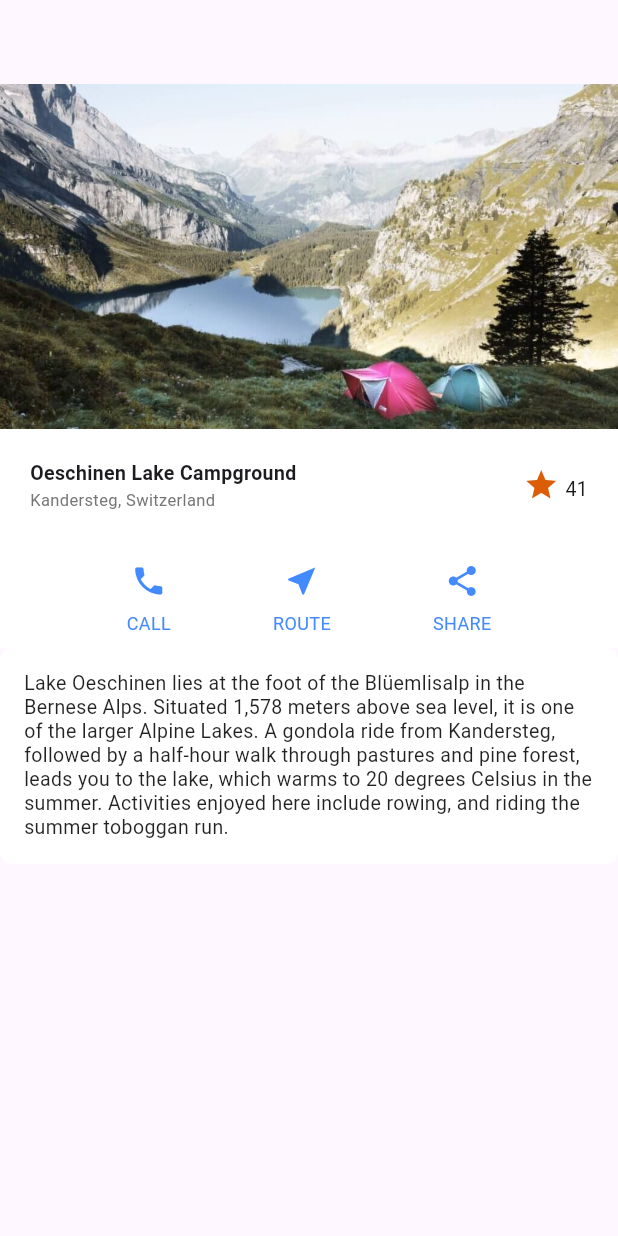
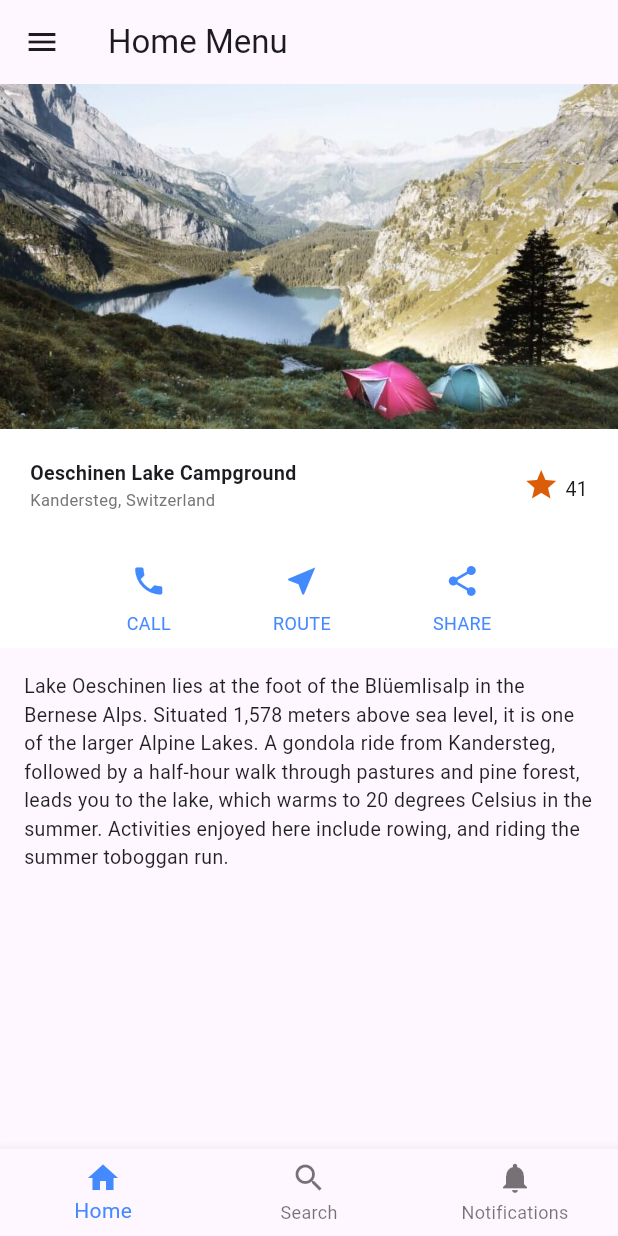
Before and after one commit to Lovealone1/Actividades_dll_movil, a Flutter app: the screen it shows after launch, on a phone screen of 412 x 824 dp. Run offline on Flutter 3.47's test engine with Material 3 defaults, Android fonts, the phone set to English and light mode, and no system bars.

```diff
--- a/Actividad interfaz/interfaz_grafica/lib/Containers/containerDescription.dart
+++ b/Actividad interfaz/interfaz_grafica/lib/Containers/containerDescription.dart
@@ -7,22 +7,15 @@ class DescriptionWidget extends StatelessWidget {
 
   @override
   Widget build(BuildContext context) {
-    return Container(
-      padding: EdgeInsets.all(8.0),
-      decoration: BoxDecoration(
-        color: Colors.white, // Color blanco de fondo
-        border: Border.all(color: const Color.fromARGB(255, 255, 255, 255)), // Borde alrededor del contenedor
-        borderRadius: BorderRadius.circular(8.0), // Bordes redondeados
-      ),
-      child: Padding(
-        padding: EdgeInsets.all(7.0), // Márgenes internos del texto
-        child: Text(
-          description,
-          style: TextStyle(
-            fontSize: 13.0,
-            color: Colors.black87,
-            height: 1.2, // Establecer el interlineado
-          ),
+    return Padding(
+      padding: const EdgeInsets.all(16.0),
+      child: Text(
+        description,
+        style: TextStyle(
+          fontSize: 13.0,
+          color: Colors.black87,
+          decoration: TextDecoration.none,
+          fontWeight: FontWeight.normal,
         ),
       ),
     );
--- a/Actividad interfaz/interfaz_grafica/lib/main.dart
+++ b/Actividad interfaz/interfaz_grafica/lib/main.dart
@@ -16,7 +16,39 @@ class MyApp extends StatelessWidget {
         primarySwatch: Colors.blue,
       ),
       home: Scaffold(
-        appBar: AppBar( // Título de la barra de aplicación
+        appBar: AppBar(
+          title: Text('Home Menu'),
+        ),
+        drawer: Drawer(
+          child: ListView(
+            padding: EdgeInsets.zero,
+            children: [
+              DrawerHeader(
+                decoration: BoxDecoration(
+                  color: Colors.blue,
+                ),
+                child: Text(
+                  'Menu lateral',
+                  style: TextStyle(
+                    color: Colors.white,
+                    fontSize: 24,
+                  ),
+                ),
+              ),
+              ListTile(
+                title: Text('Item 1'),
+                onTap: () {
+                  // Update the UI based on the selection.
+                },
+              ),
+              ListTile(
+                title: Text('Item 2'),
+                onTap: () {
+                  // Update the UI based on the selection.
+                },
+              ),
+            ],
+          ),
         ),
         body: Column(
           crossAxisAlignment: CrossAxisAlignment.start,
@@ -25,8 +57,25 @@ class MyApp extends StatelessWidget {
             OeschinenLakeCampground(),
             ButtonWidget(),   // Aquí va tu widget de título
             DescriptionWidget(
-            description:
-              'Lake Oeschinen lies at the foot of the Blüemlisalp in the Bernese Alps. Situated 1,578 meters above sea level, it is one of the larger Alpine Lakes. A gondola ride from Kandersteg, followed by a half-hour walk through pastures and pine forest, leads you to the lake, which warms to 20 degrees Celsius in the summer. Activities enjoyed here include rowing, and riding the summer toboggan run.',
+              description:
+                'Lake Oeschinen lies at the foot of the Blüemlisalp in the Bernese Alps. Situated 1,578 meters above sea level, it is one of the larger Alpine Lakes. A gondola ride from Kandersteg, followed by a half-hour walk through pastures and pine forest, leads you to the lake, which warms to 20 degrees Celsius in the summer. Activities enjoyed here include rowing, and riding the summer toboggan run.',
+            ),
+          ],
+        ),
+        bottomNavigationBar: BottomNavigationBar(
+          selectedItemColor: Colors.blueAccent, // Color azul eléctrico
+          items: [
+            BottomNavigationBarItem(
+              icon: Icon(Icons.home),
+              label: 'Home',
+            ),
+            BottomNavigationBarItem(
+              icon: Icon(Icons.search),
+              label: 'Search',
+            ),
+            BottomNavigationBarItem(
+              icon: Icon(Icons.notifications),
+              label: 'Notifications',
             ),
           ],
         ),
--- /dev/null
+++ b/PasswordGenerator/password_generator/analysis_options.yaml
@@ -0,0 +1 @@
+include: package:flutter_lints/flutter.yaml
--- /dev/null
+++ b/PasswordGenerator/password_generator/lib/main.dart
@@ -0,0 +1,19 @@
+import 'package:flutter/material.dart';
+import 'package:password_generator/views/homepage.dart'; // Asegúrate de importar el archivo correcto
+
+void main() {
+  runApp(MyApp());
+}
+
+class MyApp extends StatelessWidget {
+  @override
+  Widget build(BuildContext context) {
+    return MaterialApp(
+      title: 'My App',
+      theme: ThemeData(
+        primarySwatch: Colors.blue,
+      ),
+      home: ExamplePage(), // Aquí se llama al ExamplePage que contiene TextWithCopyAndReload
+    );
+  }
+}
```
Also changed, not shown: PasswordGenerator/password_generator/lib/views/homepage.dart (added, +67 -0 lines), PasswordGenerator/password_generator/lib/widgets/password_parameters.dart (added, +268 -0 lines), PasswordGenerator/password_generator/lib/widgets/widget_textbox.dart (added, +87 -0 lines), PasswordGenerator/password_generator/pubspec.yaml (added, +19 -0 lines), PasswordGenerator/password_generator/pubspec.lock (added), 69 other files.
